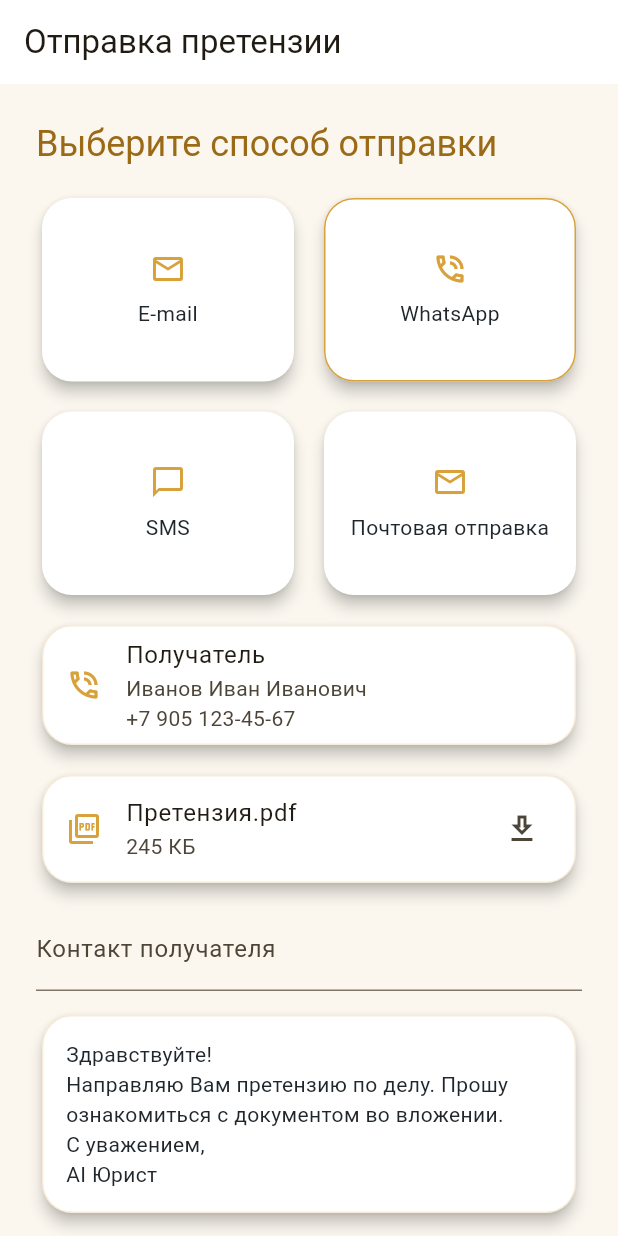
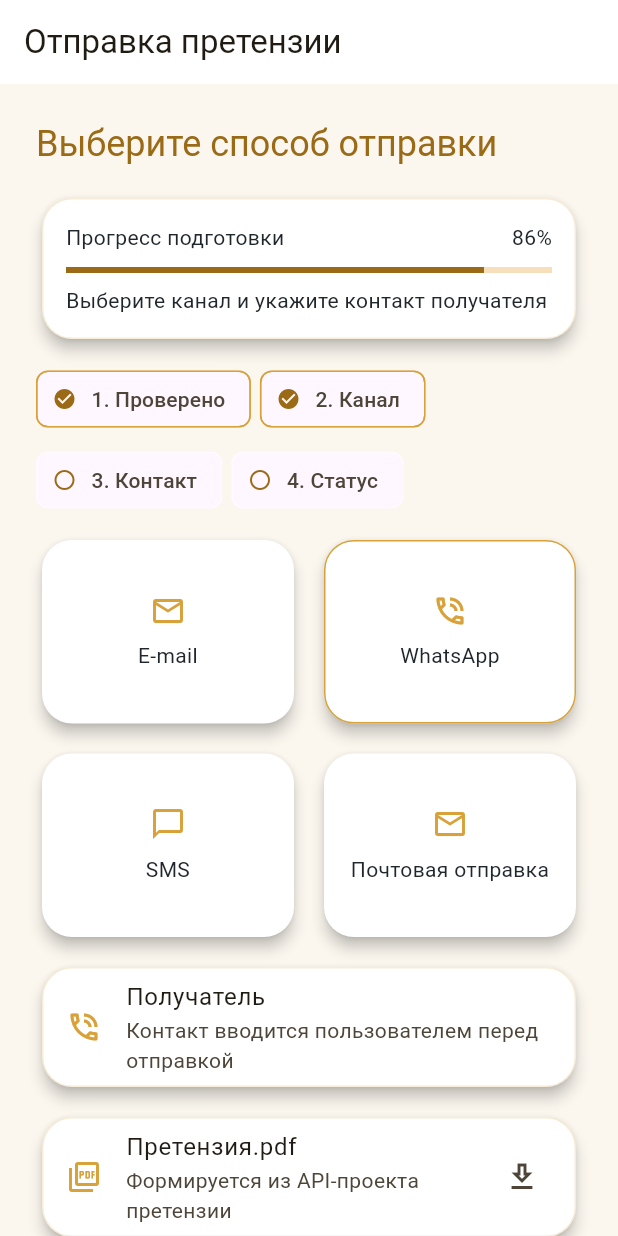
Before and after one commit to milaniumkz/ai-lawyer-kazakhstan, a Flutter app: the ClaimSendScreen screen opened by its route, on a phone screen of 412 x 824 dp. Run offline on Flutter 3.47's test engine with Material 3 defaults, Android fonts, the phone set to English and light mode, and no system bars; our stand-ins replace file_picker, flutter_riverpod, go_router, speech_to_text; missing offline and left inert: record.

Commit message:
feat(mobile): add claim send confirmation flow

```diff
--- a/apps/mobile/lib/src/features/workflows/workflow_screens.dart
+++ b/apps/mobile/lib/src/features/workflows/workflow_screens.dart
@@ -235,6 +235,8 @@ class ClaimDraftScreen extends StatefulWidget {
 class _ClaimDraftScreenState extends State<ClaimDraftScreen> {
   var approved = false;
 
+  double get progress => approved ? 0.78 : 0.58;
+
   @override
   Widget build(BuildContext context) {
     return Scaffold(
@@ -244,6 +246,30 @@ class _ClaimDraftScreenState extends State<ClaimDraftScreen> {
           padding: const EdgeInsets.all(24),
           children: [
             const _ClaimStatusChips(),
+            const SizedBox(height: 12),
+            _ClaimProgressCard(
+              progress: progress,
+              subtitle: approved
+                  ? 'Пользователь подтвердил проект. Можно перейти к assisted отправке.'
+                  : 'Проверьте текст проекта. Без подтверждения отправка заблокирована.',
+            ),
+            const SizedBox(height: 12),
+            _ClaimStageRail(items: [
+              (
+                title: '1. Проект',
+                done: WorkflowRuntime.generatedBody.isNotEmpty
+              ),
+              (title: '2. Проверка', done: approved),
+              (title: '3. Отправка', done: false),
+            ]),
+            const SizedBox(height: 12),
+            const Card(
+              child: Padding(
+                padding: EdgeInsets.all(16),
+                child: Text(
+                    'AI проверяет структуру документа, но финальное подтверждение остается за пользователем. Государственная подача не имитируется.'),
+              ),
+            ),
             const SizedBox(height: 16),
             Card(
               color: const Color(0xFFFBF7EF),
@@ -402,6 +428,33 @@ class ClaimSendScreen extends StatefulWidget {
 
 class _ClaimSendScreenState extends State<ClaimSendScreen> {
   var sent = false;
+  var selectedMethod = 'WhatsApp';
+  var status = 'Выберите канал и укажите контакт получателя';
+  late final TextEditingController recipientController;
+
+  @override
+  void initState() {
+    super.initState();
+    recipientController = TextEditingController();
+  }
+
+  @override
+  void dispose() {
+    recipientController.dispose();
+    super.dispose();
+  }
+
+  void recordAssistedSend() {
+    if (recipientController.text.trim().isEmpty) {
+      setState(() => status = 'Укажите контакт получателя');
+      return;
+    }
+    setState(() {
+      sent = true;
+      status =
+          'Ручной статус зафиксирован: $selectedMethod, ${recipientController.text.trim()}';
+    });
+  }
 
   @override
   Widget build(BuildContext context) {
@@ -419,15 +472,43 @@ class _ClaimSendScreenState extends State<ClaimSendScreen> {
                   ?.copyWith(color: AppColors.goldDark),
             ),
             const SizedBox(height: 16),
-            const _SendMethodGrid(),
+            _ClaimProgressCard(
+              progress: sent ? 1 : 0.86,
+              subtitle: status,
+            ),
+            const SizedBox(height: 12),
+            _ClaimStageRail(items: [
+              (title: '1. Проверено', done: true),
+              (title: '2. Канал', done: selectedMethod.isNotEmpty),
+              (
+                title: '3. Контакт',
+                done: recipientController.text.trim().isNotEmpty
+              ),
+              (title: '4. Статус', done: sent),
+            ]),
+            const SizedBox(height: 12),
+            _SendMethodGrid(
+              selected: selectedMethod,
+              onSelect: (value) => setState(() {
+                selectedMethod = value;
+                sent = false;
+                status = 'Канал выбран: $value. Укажите контакт получателя.';
+              }),
+            ),
             const SizedBox(height: 12),
             const _RecipientCard(),
             const SizedBox(height: 12),
             const _AttachmentCard(),
             const SizedBox(height: 12),
-            const TextField(
-              decoration: InputDecoration(labelText: 'Контакт получателя'),
-              controller: null,
+            TextField(
+              controller: recipientController,
+              onChanged: (_) => setState(() {
+                sent = false;
+                status =
+                    'Контакт введен. Можно зафиксировать assisted отправку.';
+              }),
+              decoration:
+                  const InputDecoration(labelText: 'Контакт получателя'),
             ),
             const SizedBox(height: 12),
             const Card(
@@ -447,13 +528,16 @@ class _ClaimSendScreenState extends State<ClaimSendScreen> {
             ),
             const SizedBox(height: 12),
             FilledButton.icon(
-              onPressed: () => setState(() => sent = true),
+              onPressed: recordAssistedSend,
               icon: const Icon(Icons.mark_email_read_outlined),
-              label: Text(sent ? 'Отправка зафиксирована' : 'Отправить'),
+              label: Text(sent ? 'Ручной статус зафиксирован' : 'Отправить'),
             ),
             const SizedBox(height: 12),
             OutlinedButton.icon(
-              onPressed: () => setState(() => sent = false),
+              onPressed: () => setState(() {
+                sent = false;
+                status = 'Черновик сохранен локально до внешней отправки';
+              }),
               icon: const Icon(Icons.description_outlined),
               label: const Text('Сохранить как черновик'),
             ),
@@ -684,15 +768,18 @@ class _PaperSection extends StatelessWidget {
 }
 
 class _SendMethodGrid extends StatelessWidget {
-  const _SendMethodGrid();
+  const _SendMethodGrid({required this.selected, required this.onSelect});
+
+  final String selected;
+  final ValueChanged<String> onSelect;
 
   @override
   Widget build(BuildContext context) {
     final methods = [
-      ('E-mail', Icons.mail_outline, false),
-      ('WhatsApp', Icons.phone_in_talk_outlined, true),
-      ('SMS', Icons.chat_bubble_outline, false),
-      ('Почтовая отправка', Icons.local_post_office_outlined, false),
+      ('E-mail', Icons.mail_outline),
+      ('WhatsApp', Icons.phone_in_talk_outlined),
+      ('SMS', Icons.chat_bubble_outline),
+      ('Почтовая отправка', Icons.local_post_office_outlined),
     ];
     return GridView.count(
       crossAxisCount: 2,
@@ -707,8 +794,13 @@ class _SendMethodGrid extends StatelessWidget {
             shape: RoundedRectangleBorder(
               borderRadius: BorderRadius.circular(20),
               side: BorderSide(
-                  color: method.$3 ? AppColors.gold : Colors.transparent),
+                  color: selected == method.$1
+                      ? AppColors.gold
+                      : Colors.transparent),
             ),
+            child: InkWell(
+              onTap: () => onSelect(method.$1),
+              borderRadius: BorderRadius.circular(20),
               child: Column(
                 mainAxisAlignment: MainAxisAlignment.center,
                 children: [
@@ -716,6 +808,7 @@ class _SendMethodGrid extends StatelessWidget {
                   const SizedBox(height: 8),
                   Text(method.$1, textAlign: TextAlign.center),
                 ],
+              ),
             ),
           ),
       ],
@@ -732,7 +825,7 @@ class _RecipientCard extends StatelessWidget {
       child: ListTile(
         leading: Icon(Icons.phone_in_talk_outlined, color: AppColors.gold),
         title: Text('Получатель'),
-        subtitle: Text('Иванов Иван Иванович\n+7 905 123-45-67'),
+        subtitle: Text('Контакт вводится пользователем перед отправкой'),
       ),
     );
   }
@@ -747,7 +840,7 @@ class _AttachmentCard extends StatelessWidget {
       child: ListTile(
         leading: Icon(Icons.picture_as_pdf_outlined, color: AppColors.gold),
         title: Text('Претензия.pdf'),
-        subtitle: Text('245 КБ'),
+        subtitle: Text('Формируется из API-проекта претензии'),
         trailing: Icon(Icons.download_outlined),
       ),
     );
```
Also changed, not shown: 1 other file. Lines whose indentation alone changed are shown as unchanged.
